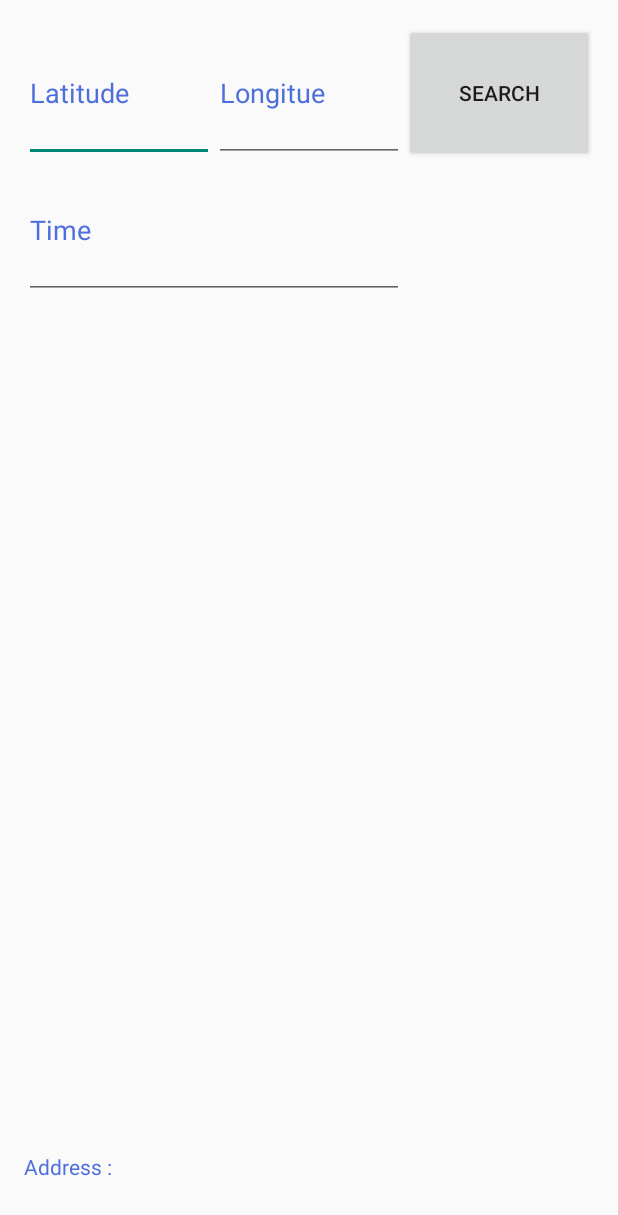
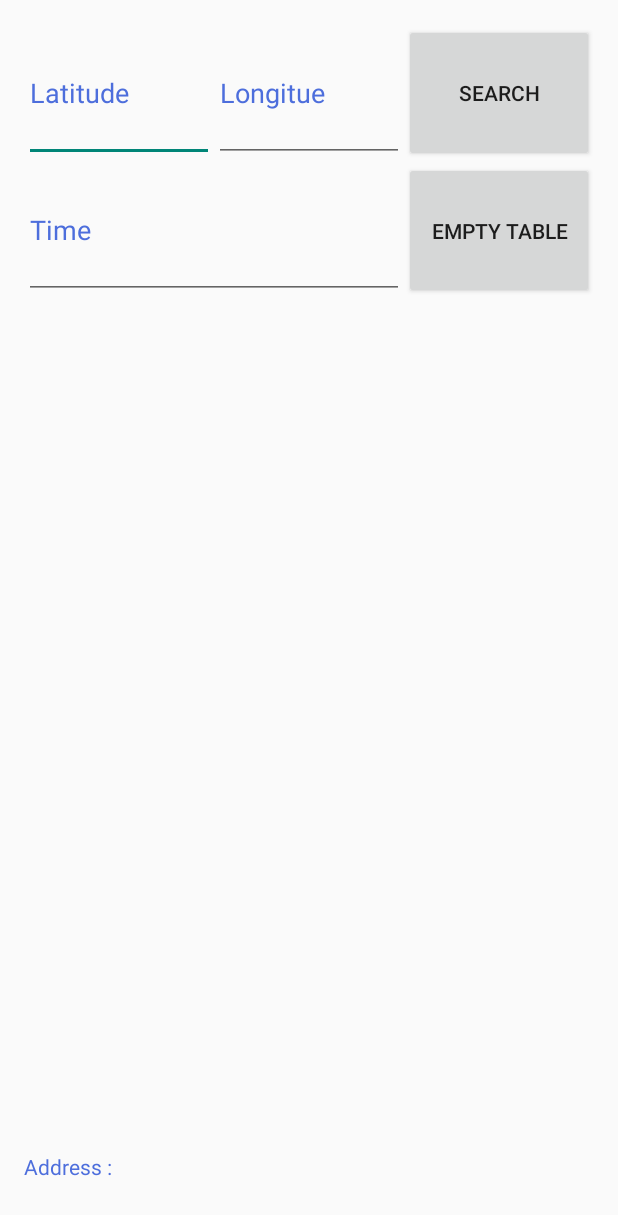
Before and after one commit to MuhammadNe/JCE-Android-Course, an Android app: the screen it shows after launch (MainActivity), on a phone screen of 412 x 824 dp. Shown: the top 1215 px of the screen. Run offline under Robolectric (Android 15) with nearby library versions, the phone set to English and light mode, and no system bars.

```diff
--- a/app/src/main/AndroidManifest.xml
+++ b/app/src/main/AndroidManifest.xml
@@ -12,6 +12,7 @@
         android:label="@string/app_name"
         android:supportsRtl="true"
         android:theme="@style/Theme.AppCompat.Light.NoActionBar">
+
         <activity
             android:name=".MainActivity"
             android:windowSoftInputMode="adjustResize|stateHidden">
--- a/app/src/main/java/ex1/jce/com/jce_ex2/DatabaseHandler.java
+++ b/app/src/main/java/ex1/jce/com/jce_ex2/DatabaseHandler.java
@@ -94,4 +94,10 @@ public class DatabaseHandler extends SQLiteOpenHelper {
 
         return cursor;
     }
+
+    public void emptyTable() {
+
+        String deleteQuery = "DELETE FROM " + TABLE_LOCATION + ";";
+        getWritableDatabase().execSQL(deleteQuery);
+    }
 }
--- a/app/src/main/res/layout/activity_main.xml
+++ b/app/src/main/res/layout/activity_main.xml
@@ -79,14 +79,20 @@
                     android:layout_height="match_parent"
                     android:hint="Time"
                     android:inputType="date"
-                    android:textColorHint="#4d6edc"
-                    />
+                    android:textColorHint="#4d6edc" />
             </RelativeLayout>
 
             <LinearLayout
                 android:layout_width="match_parent"
                 android:layout_height="match_parent"
-                android:layout_weight="0.6"></LinearLayout>
+                android:layout_weight="0.6">
+
+                <Button
+                    android:id="@+id/deleteQuery"
+                    android:layout_width="match_parent"
+                    android:layout_height="match_parent"
+                    android:text="Empty Table" />
+            </LinearLayout>
         </LinearLayout>
 
     </LinearLayout>
@@ -110,14 +116,15 @@
         android:layout_weight="0.6">
 
         <TextView
+            android:id="@+id/addressTV"
             android:layout_width="match_parent"
             android:layout_height="match_parent"
-            android:textColor="#FF4D6EDC"
+            android:layout_alignParentLeft="true"
+            android:layout_alignParentStart="true"
+            android:layout_alignParentTop="true"
+            android:gravity="center_vertical"
             android:text="Address : "
-            android:gravity="center_vertical"
-            android:layout_alignParentTop="true"
-            android:layout_alignParentLeft="true"
-            android:layout_alignParentStart="true" />
+            android:textColor="#FF4D6EDC" />
 
 
     </RelativeLayout>
```
Also changed, not shown: app/src/main/java/ex1/jce/com/jce_ex2/MainActivity.java (+114 -14 lines).
